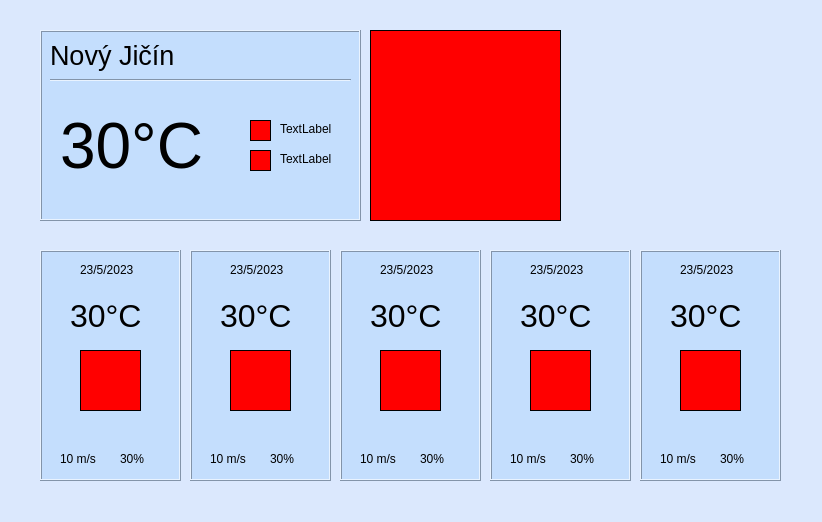
Above: GUI/mainwindow.ui from Llyfrs/WeatherApp before the change. Below: the same form after it.
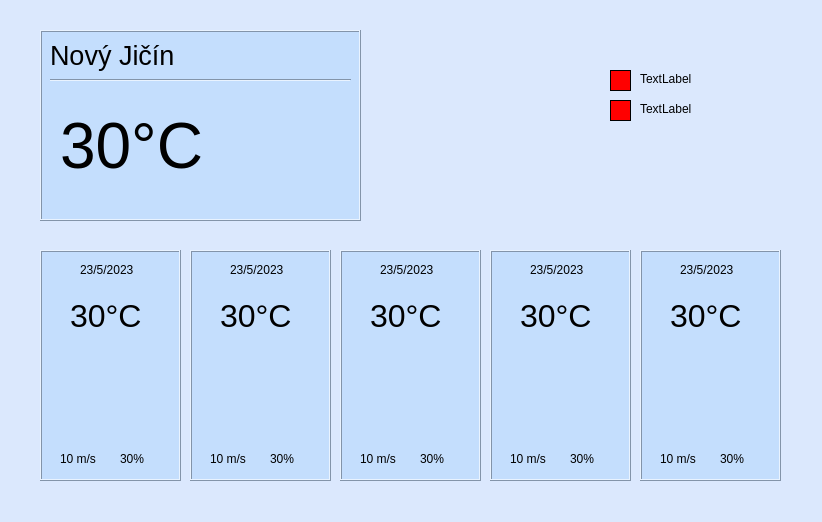
That is the form after the change.

Patch:
```diff
--- a/GUI/mainwindow.ui
+++ b/GUI/mainwindow.ui
@@ -2,6 +2,9 @@
 <ui version="4.0">
  <class>MainWindow</class>
  <widget class="QWidget" name="MainWindow">
+  <property name="windowModality">
+   <enum>Qt::NonModal</enum>
+  </property>
   <property name="geometry">
    <rect>
     <x>0</x>
@@ -51,7 +54,7 @@
      <string>23/5/2023</string>
     </property>
    </widget>
-   <widget class="QLabel" name="temp">
+   <widget class="QLabel" name="temp_1">
     <property name="geometry">
      <rect>
       <x>30</x>
@@ -69,24 +72,33 @@
      <string>30°C</string>
     </property>
    </widget>
-   <widget class="QLabel" name="icon">
+   <widget class="QLabel" name="icon_1">
     <property name="geometry">
      <rect>
-      <x>40</x>
-      <y>100</y>
-      <width>61</width>
-      <height>61</height>
+      <x>30</x>
+      <y>70</y>
+      <width>81</width>
+      <height>81</height>
      </rect>
     </property>
+    <property name="autoFillBackground">
+     <bool>false</bool>
+    </property>
     <property name="styleSheet">
-     <string notr="true">background-color: rgb(255, 0, 0);</string>
+     <string notr="true"/>
     </property>
     <property name="frameShape">
-     <enum>QFrame::Box</enum>
+     <enum>QFrame::NoFrame</enum>
     </property>
     <property name="text">
      <string/>
     </property>
+    <property name="scaledContents">
+     <bool>true</bool>
+    </property>
+    <property name="alignment">
+     <set>Qt::AlignLeading|Qt::AlignLeft|Qt::AlignTop</set>
+    </property>
    </widget>
    <widget class="QLabel" name="label">
     <property name="geometry">
@@ -114,6 +126,11 @@
      <string>30%</string>
     </property>
    </widget>
+   <zorder>icon_1</zorder>
+   <zorder>date</zorder>
+   <zorder>temp_1</zorder>
+   <zorder>label</zorder>
+   <zorder>label_2</zorder>
   </widget>
   <widget class="QFrame" name="frame_2">
    <property name="geometry">
@@ -149,7 +166,7 @@
      <string>23/5/2023</string>
     </property>
    </widget>
-   <widget class="QLabel" name="temp_3">
+   <widget class="QLabel" name="temp_2">
     <property name="geometry">
      <rect>
       <x>30</x>
@@ -193,25 +210,39 @@
      <string>30%</string>
     </property>
    </widget>
-   <widget class="QLabel" name="icon_3">
+   <widget class="QLabel" name="icon_2">
     <property name="geometry">
      <rect>
-      <x>40</x>
-      <y>100</y>
-      <width>61</width>
-      <height>61</height>
+      <x>30</x>
+      <y>70</y>
+      <width>81</width>
+      <height>81</height>
      </rect>
     </property>
+    <property name="autoFillBackground">
+     <bool>false</bool>
+    </property>
     <property name="styleSheet">
-     <string notr="true">background-color: rgb(255, 0, 0);</string>
+     <string notr="true"/>
     </property>
     <property name="frameShape">
-     <enum>QFrame::Box</enum>
+     <enum>QFrame::NoFrame</enum>
     </property>
     <property name="text">
      <string/>
     </property>
+    <property name="scaledContents">
+     <bool>true</bool>
+    </property>
+    <property name="alignment">
+     <set>Qt::AlignLeading|Qt::AlignLeft|Qt::AlignTop</set>
+    </property>
    </widget>
+   <zorder>icon_2</zorder>
+   <zorder>date_3</zorder>
+   <zorder>temp_2</zorder>
+   <zorder>label_5</zorder>
+   <zorder>label_6</zorder>
   </widget>
   <widget class="QFrame" name="frame_3">
    <property name="geometry">
@@ -247,7 +278,7 @@
      <string>23/5/2023</string>
     </property>
    </widget>
-   <widget class="QLabel" name="temp_4">
+   <widget class="QLabel" name="temp_3">
     <property name="geometry">
      <rect>
       <x>30</x>
@@ -291,25 +322,39 @@
      <string>30%</string>
     </property>
    </widget>
-   <widget class="QLabel" name="icon_4">
+   <widget class="QLabel" name="icon_3">
     <property name="geometry">
      <rect>
-      <x>40</x>
-      <y>100</y>
-      <width>61</width>
-      <height>61</height>
+      <x>30</x>
+      <y>70</y>
+      <width>81</width>
+      <height>81</height>
      </rect>
     </property>
+    <property name="autoFillBackground">
+     <bool>false</bool>
+    </property>
     <property name="styleSheet">
-     <string notr="true">background-color: rgb(255, 0, 0);</string>
+     <string notr="true"/>
     </property>
     <property name="frameShape">
-     <enum>QFrame::Box</enum>
+     <enum>QFrame::NoFrame</enum>
     </property>
     <property name="text">
      <string/>
     </property>
+    <property name="scaledContents">
+     <bool>true</bool>
+    </property>
+    <property name="alignment">
+     <set>Qt::AlignLeading|Qt::AlignLeft|Qt::AlignTop</set>
+    </property>
    </widget>
+   <zorder>icon_3</zorder>
+   <zorder>date_4</zorder>
+   <zorder>temp_3</zorder>
+   <zorder>label_7</zorder>
+   <zorder>label_8</zorder>
   </widget>
   <widget class="QFrame" name="frame_4">
    <property name="geometry">
@@ -345,7 +390,7 @@
      <string>23/5/2023</string>
     </property>
    </widget>
-   <widget class="QLabel" name="temp_5">
+   <widget class="QLabel" name="temp_4">
     <property name="geometry">
      <rect>
       <x>30</x>
@@ -389,25 +434,39 @@
      <string>30%</string>
     </property>
    </widget>
-   <widget class="QLabel" name="icon_5">
+   <widget class="QLabel" name="icon_4">
     <property name="geometry">
      <rect>
-      <x>40</x>
-      <y>100</y>
-      <width>61</width>
-      <height>61</height>
+      <x>30</x>
+      <y>70</y>
+      <width>81</width>
+      <height>81</height>
      </rect>
     </property>
+    <property name="autoFillBackground">
+     <bool>false</bool>
+    </property>
     <property name="styleSheet">
-     <string notr="true">background-color: rgb(255, 0, 0);</string>
+     <string notr="true"/>
     </property>
     <property name="frameShape">
-     <enum>QFrame::Box</enum>
+     <enum>QFrame::NoFrame</enum>
     </property>
     <property name="text">
      <string/>
     </property>
+    <property name="scaledContents">
+     <bool>true</bool>
+    </property>
+    <property name="alignment">
+     <set>Qt::AlignLeading|Qt::AlignLeft|Qt::AlignTop</set>
+    </property>
    </widget>
+   <zorder>icon_4</zorder>
+   <zorder>date_5</zorder>
+   <zorder>temp_4</zorder>
+   <zorder>label_9</zorder>
+   <zorder>label_10</zorder>
   </widget>
   <widget class="QFrame" name="frame_5">
    <property name="geometry">
@@ -443,7 +502,7 @@
      <string>23/5/2023</string>
     </property>
    </widget>
-   <widget class="QLabel" name="temp_6">
+   <widget class="QLabel" name="temp_5">
     <property name="geometry">
      <rect>
       <x>30</x>
@@ -487,44 +546,39 @@
      <string>30%</string>
     </property>
    </widget>
-   <widget class="QLabel" name="icon_6">
+   <widget class="QLabel" name="icon_5">
     <property name="geometry">
      <rect>
-      <x>40</x>
-      <y>100</y>
-      <width>61</width>
-      <height>61</height>
+      <x>30</x>
+      <y>70</y>
+      <width>81</width>
+      <height>81</height>
      </rect>
     </property>
+    <property name="autoFillBackground">
+     <bool>false</bool>
+    </property>
     <property name="styleSheet">
-     <string notr="true">background-color: rgb(255, 0, 0);</string>
+     <string notr="true"/>
     </property>
     <property name="frameShape">
-     <enum>QFrame::Box</enum>
+     <enum>QFrame::NoFrame</enum>
     </property>
     <property name="text">
      <string/>
     </property>
+    <property name="scaledContents">
+     <bool>true</bool>
+    </property>
+    <property name="alignment">
+     <set>Qt::AlignLeading|Qt::AlignLeft|Qt::AlignTop</set>
+    </property>
    </widget>
-  </widget>
-  <widget class="QLabel" name="mainIcon">
-   <property name="geometry">
-    <rect>
-     <x>370</x>
-     <y>30</y>
-     <width>191</width>
-     <height>191</height>
-    </rect>
-   </property>
-   <property name="styleSheet">
-    <string notr="true">background-color: rgb(255, 0, 0);</string>
-   </property>
-   <property name="frameShape">
-    <enum>QFrame::Box</enum>
-   </property>
-   <property name="text">
-    <string/>
-   </property>
+   <zorder>icon_5</zorder>
+   <zorder>date_6</zorder>
+   <zorder>temp_5</zorder>
+   <zorder>label_11</zorder>
+   <zorder>label_12</zorder>
   </widget>
   <widget class="QFrame" name="mainFrame">
    <property name="geometry">
@@ -599,77 +653,102 @@
      <enum>Qt::Horizontal</enum>
     </property>
    </widget>
-   <widget class="QLabel" name="mainWindIcon">
+   <widget class="QLabel" name="mainIcon">
     <property name="geometry">
      <rect>
-      <x>210</x>
-      <y>90</y>
-      <width>21</width>
-      <height>21</height>
+      <x>160</x>
+      <y>30</y>
+      <width>151</width>
+      <height>151</height>
      </rect>
     </property>
-    <property name="styleSheet">
-     <string notr="true">background-color: rgb(255, 0, 0);</string>
+    <property name="autoFillBackground">
+     <bool>false</bool>
     </property>
-    <property name="frameShape">
-     <enum>QFrame::Box</enum>
-    </property>
-    <property name="text">
-     <string/>
-    </property>
-   </widget>
-   <widget class="QLabel" name="mainHumiditIcon">
-    <property name="geometry">
-     <rect>
-      <x>210</x>
-      <y>120</y>
-      <width>21</width>
-      <height>21</height>
-     </rect>
-    </property>
     <property name="styleSheet">
-     <string notr="true">background-color: rgb(255, 0, 0);</string>
+     <string notr="true"/>
     </property>
     <property name="frameShape">
-     <enum>QFrame::Box</enum>
+     <enum>QFrame::NoFrame</enum>
     </property>
     <property name="text">
      <string/>
     </property>
-   </widget>
-   <widget class="QLabel" name="mainWindLable">
-    <property name="geometry">
-     <rect>
-      <x>240</x>
-      <y>90</y>
-      <width>54</width>
-      <height>17</height>
-     </rect>
+    <property name="scaledContents">
+     <bool>true</bool>
     </property>
-    <property name="text">
-     <string>TextLabel</string>
+    <property name="wordWrap">
+     <bool>false</bool>
     </property>
    </widget>
-   <widget class="QLabel" name="mainHumiditLable">
-    <property name="geometry">
-     <rect>
-      <x>240</x>
-      <y>120</y>
-      <width>54</width>
-      <height>17</height>
-     </rect>
-    </property>
-    <property name="text">
-     <string>TextLabel</string>
-    </property>
-   </widget>
+   <zorder>mainIcon</zorder>
    <zorder>line</zorder>
    <zorder>mainTemp</zorder>
    <zorder>mainCity</zorder>
-   <zorder>mainWindIcon</zorder>
-   <zorder>mainHumiditIcon</zorder>
-   <zorder>mainWindLable</zorder>
-   <zorder>mainHumiditLable</zorder>
+  </widget>
+  <widget class="QLabel" name="mainWindLable">
+   <property name="geometry">
+    <rect>
+     <x>640</x>
+     <y>70</y>
+     <width>54</width>
+     <height>17</height>
+    </rect>
+   </property>
+   <property name="text">
+    <string>TextLabel</string>
+   </property>
+  </widget>
+  <widget class="QLabel" name="mainHumiditLable">
+   <property name="geometry">
+    <rect>
+     <x>640</x>
+     <y>100</y>
+     <width>54</width>
+     <height>17</height>
+    </rect>
+   </property>
+   <property name="text">
+    <string>TextLabel</string>
+   </property>
+  </widget>
+  <widget class="QLabel" name="mainHumiditIcon">
+   <property name="geometry">
+    <rect>
+     <x>610</x>
+     <y>100</y>
+     <width>21</width>
+     <height>21</height>
+    </rect>
+   </property>
+   <property name="styleSheet">
+    <string notr="true">background-color: rgb(255, 0, 0);</string>
+   </property>
+   <property name="frameShape">
+    <enum>QFrame::Box</enum>
+   </property>
+   <property name="text">
+    <string/>
+   </property>
+  </widget>
+  <widget class="QLabel" name="mainWindIcon">
+   <property name="geometry">
+    <rect>
+     <x>610</x>
+     <y>70</y>
+     <width>21</width>
+     <height>21</height>
+    </rect>
+   </property>
+   <property name="styleSheet">
+    <string notr="true">background-color: rgb(255, 0, 0);</string>
+   </property>
+   <property name="frameShape">
+    <enum>QFrame::Box</enum>
+   </property>
+   <property name="text">
+    <string/>
+   </property>
   </widget>
  </widget>
  <resources/>
```
